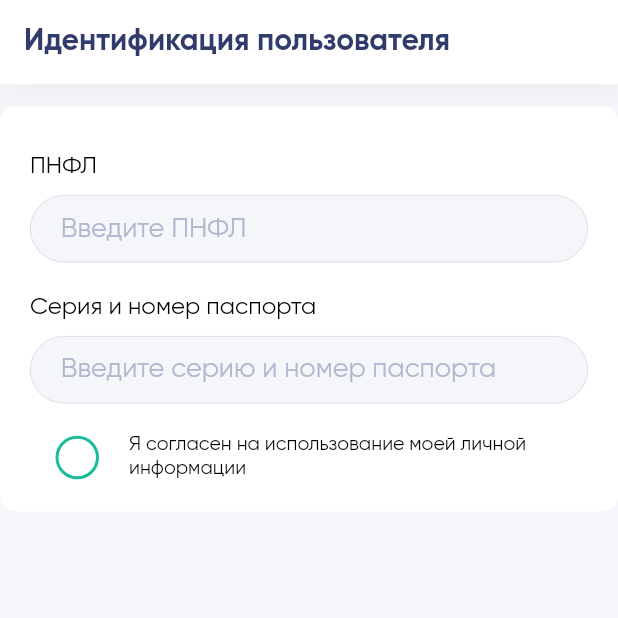
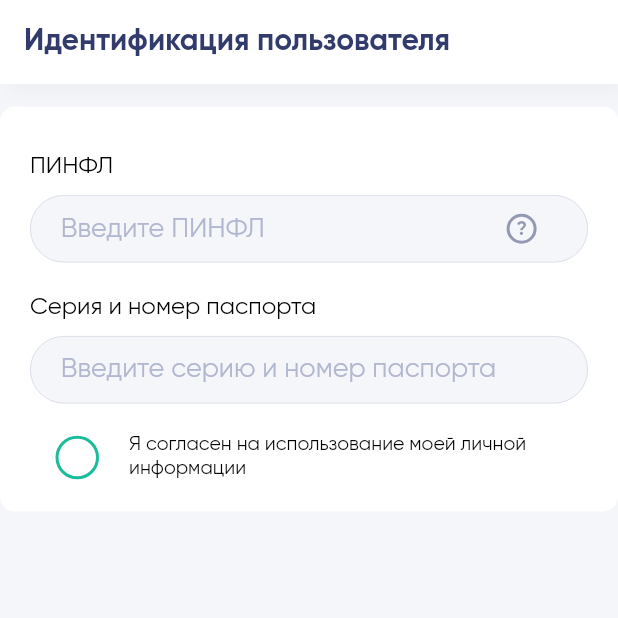
Before and after one commit to azizbekvahidov/camera_xalq_nazorati, a Flutter app: the screen it shows after launch, on a phone screen of 412 x 824 dp, the top half of it. Run offline on Flutter 3.47's test engine with Material 2 defaults, Android fonts, the phone set to English and light mode, and no system bars; missing offline and left inert: flutter_mrz_scanner.

Commit message:
-с mrz reading complete

```diff
--- a/lib/screen/pas_recognize_screen.dart
+++ b/lib/screen/pas_recognize_screen.dart
@@ -3,6 +3,7 @@ import '../widget/custom_appBar.dart';
 import '../widget/default_button.dart';
 import '../widget/default_input.dart';
 import '../widget/main_text.dart';
+import "camera_page.dart";
 
 class PasRecognizeScreen extends StatefulWidget {
   static const routeName = "/register-pass-recognize";
@@ -14,6 +15,10 @@ class _PasRecognizeScreenState extends State<PasRecognizeScreen> {
   var seriesController = TextEditingController();
   var pnflController = TextEditingController();
   bool _value = false;
+
+  void dispose() {
+    super.dispose();
+  }
 
   @override
   Widget build(BuildContext context) {
@@ -41,7 +46,7 @@ class _PasRecognizeScreenState extends State<PasRecognizeScreen> {
                 child: Column(
                   crossAxisAlignment: CrossAxisAlignment.start,
                   children: [
-                    MainText("ПНФЛ"),
+                    MainText("ПИНФЛ"),
                     Container(
                       padding:
                           EdgeInsets.symmetric(vertical: 10, horizontal: 20),
@@ -64,17 +69,38 @@ class _PasRecognizeScreenState extends State<PasRecognizeScreen> {
                                     mediaQuery.padding.left -
                                     mediaQuery.padding.right) *
                                 0.77,
-                            child: TextField(
+                            child: Stack(
+                              alignment: Alignment.centerRight,
+                              children: [
+                                TextField(
                                   controller: pnflController,
                                   maxLines: 1,
                                   decoration: InputDecoration(
                                     contentPadding:
                                         EdgeInsets.only(top: 0, bottom: 9),
-                                suffix: GestureDetector(
-                                  onTap: () {},
+
+                                    border: InputBorder.none,
+                                    hintText: "Введите ПИНФЛ",
+                                    hintStyle: Theme.of(context).textTheme.display1,
+                                  ),
+                                ),
+                                InkWell(
+                                    onTap: () async {
+                                      final res = await Navigator.push(context, MaterialPageRoute(builder: (context) => CameraScreen()));
+                                      if (res != null) {
+                                        setState(() {
+                                          pnflController.text = res.personalNumber;
+                                          seriesController.text = res.documentNumber;
+                                        });
+                                      }
+                                    },
                                     child: Container(
-                                    width: 19,
-                                    height: 19,
+                                    width: 50,
+                                    height: 60,
+                                    alignment: Alignment.centerRight,
+                                    child: Container(
+                                      width: 20,
+                                      height: 20,
                                       alignment: Alignment.center,
                                       decoration: BoxDecoration(
                                         borderRadius: BorderRadius.circular(19),
@@ -84,7 +110,7 @@ class _PasRecognizeScreenState extends State<PasRecognizeScreen> {
                                             style: BorderStyle.solid,
                                             width: 2),
                                       ),
-                                    child: Text(
+                                      child:Text(
                                         "?",
                                         style: TextStyle(
                                           fontFamily: "Gilroy",
@@ -92,13 +118,11 @@ class _PasRecognizeScreenState extends State<PasRecognizeScreen> {
                                           color: Color.fromRGBO(49, 59, 108, 0.5),
                                           fontWeight: FontWeight.bold,
                                         ),
+                                      )
+                                    )
                                   ),
                                 ),
-                                ),
-                                border: InputBorder.none,
-                                hintText: "Введите ПНФЛ",
-                                hintStyle: Theme.of(context).textTheme.display1,
-                              ),
+                              ]
                             ),
                           ),
                         ],
--- a/lib/widget/custom_appBar.dart
+++ b/lib/widget/custom_appBar.dart
@@ -3,7 +3,9 @@ import 'package:flutter/material.dart';
 class CustomAppBar extends StatefulWidget implements PreferredSizeWidget {
   final String title;
   final bool centerTitle;
-  CustomAppBar({this.title, this.centerTitle, Key key})
+  final Color backgroundColor;
+  final Color textColor;
+  CustomAppBar({this.title, this.centerTitle, this.backgroundColor, this.textColor, Key key})
       : preferredSize = Size.fromHeight(kToolbarHeight),
         super(key: key);
 
@@ -20,7 +22,7 @@ class _CustomAppBarState extends State<CustomAppBar> {
     return Container(
       decoration: BoxDecoration(boxShadow: [
         BoxShadow(
-          color: Color.fromRGBO(0, 0, 0, 0.03),
+          color: widget.backgroundColor ?? Color.fromRGBO(0, 0, 0, 0.03),
           offset: Offset(4, 6),
           blurRadius: 10.0,
         )
@@ -28,9 +30,10 @@ class _CustomAppBarState extends State<CustomAppBar> {
       child: AppBar(
         centerTitle: widget.centerTitle,
         elevation: 0.0,
+        backgroundColor: widget.backgroundColor,
         title: Text(
           widget.title,
-          style: Theme.of(context).textTheme.display2,
+          style: Theme.of(context).textTheme.display2.apply(color: widget.textColor),
         ),
       ),
     );
--- a/pubspec.yaml
+++ b/pubspec.yaml
@@ -21,6 +21,8 @@ environment:
   sdk: ">=2.7.0 <3.0.0"
 
 dependencies:
+  flutter_mrz_scanner: ^1.0.0+3
+ # flutter_mobile_vision: ^0.1.4+1
   flutter:
     sdk: flutter
 
```
Also changed, not shown: lib/screen/camera_overlay.dart (added, +86 -0 lines), lib/screen/camera_page.dart (added, +89 -0 lines), pubspec.lock (deleted), 9 other files. Lines whose indentation alone changed are shown as unchanged.
